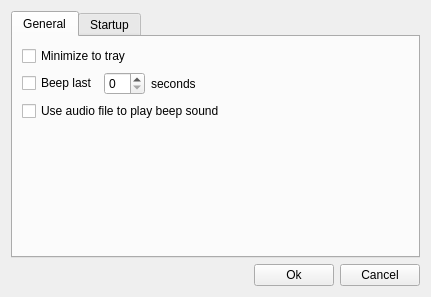
Above: src/settingsdialog.ui from cges30901/hmtimer before the change. Below: the same form after it.
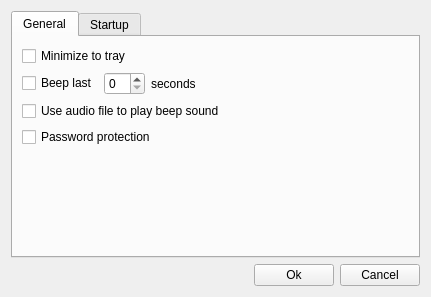
That is the form after the change.

Commit message: show dialog for setting password when chbPassowrd in settingsdialog is checked

Patch:
```diff
--- a/src/settingsdialog.ui
+++ b/src/settingsdialog.ui
@@ -72,6 +72,13 @@
          </property>
         </widget>
        </item>
+       <item>
+        <widget class="QCheckBox" name="chbPassword">
+         <property name="text">
+          <string>Password protection</string>
+         </property>
+        </widget>
+       </item>
        <item>
         <spacer name="verticalSpacer">
          <property name="orientation">
```
The commit also changes 6 other files.
